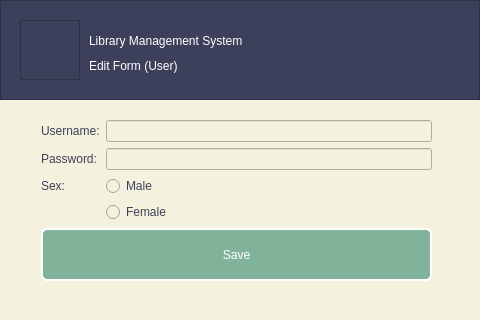
kianmajl/Library, file edit_user_data.ui: the form before one commit.
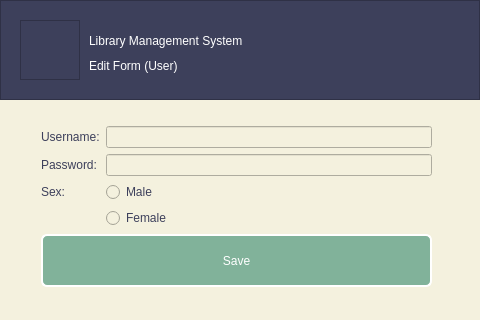
The form after the commit. Icons and pictures are not drawn.

```diff
--- a/edit_user_data.ui
+++ b/edit_user_data.ui
@@ -111,7 +111,7 @@
    <property name="geometry">
     <rect>
      <x>41</x>
-     <y>120</y>
+     <y>126</y>
      <width>391</width>
      <height>161</height>
     </rect>
```
